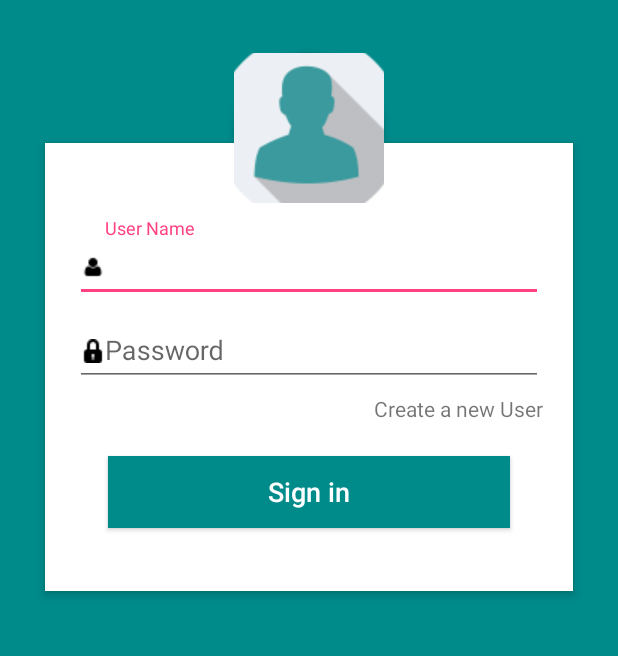
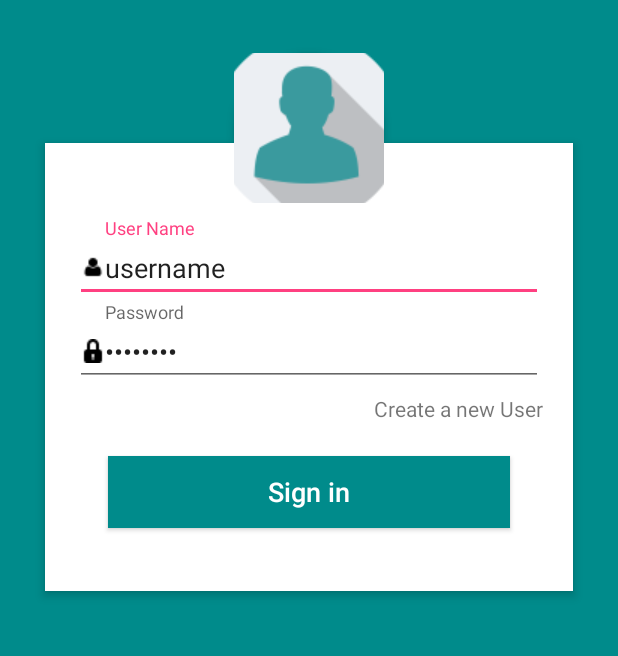
Before and after one commit to HD-Extreeem/ProjektSmartLock, an Android app: the screen it shows after launch (MainActivity), on a phone screen of 412 x 824 dp, the part 121-777 px from its top. Run offline under Robolectric (Android 15) with nearby library versions, the phone set to English and light mode, and no system bars.

Commit message:
Cleanup and fixes

```diff
--- a/app/src/main/java/com/hellomicke89gmail/projektsmartlock/MainActivity.java
+++ b/app/src/main/java/com/hellomicke89gmail/projektsmartlock/MainActivity.java
@@ -36,8 +36,8 @@ public class MainActivity extends AppCompatActivity {
 
 
         addListenerOnButton();
-        loginedit.setText("");
-        passwordedit.setText("");
+        loginedit.setText("username");
+        passwordedit.setText("password");
         //username.setErrorEnabled(false);
         //password.setErrorEnabled(false);
 
```
